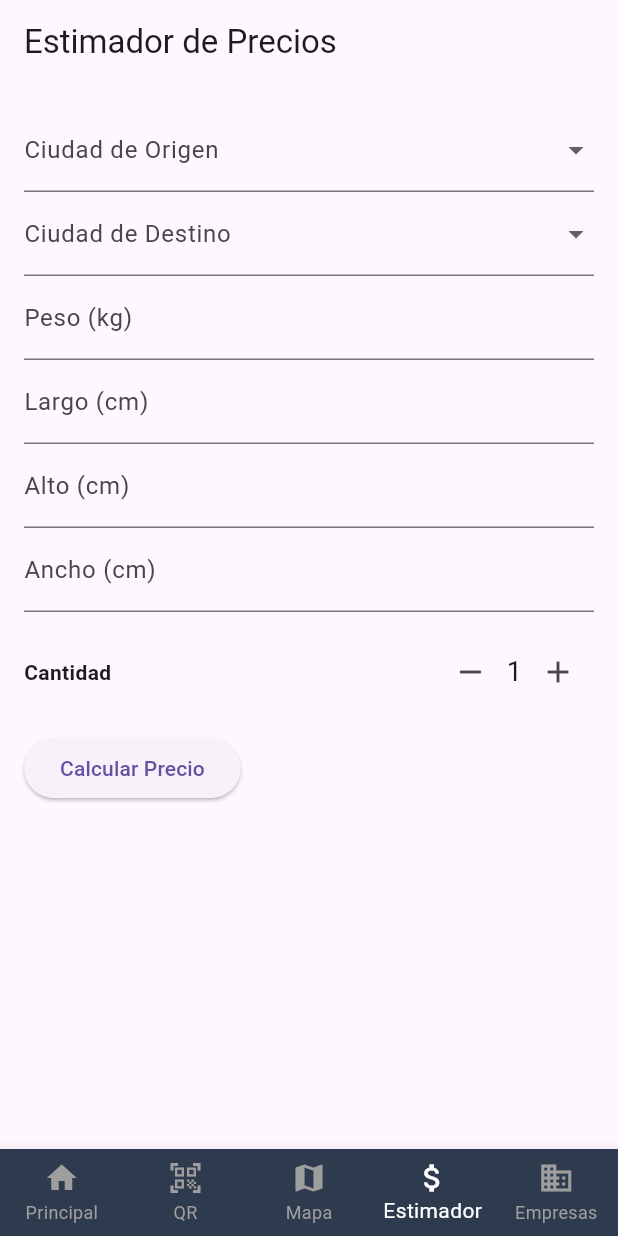
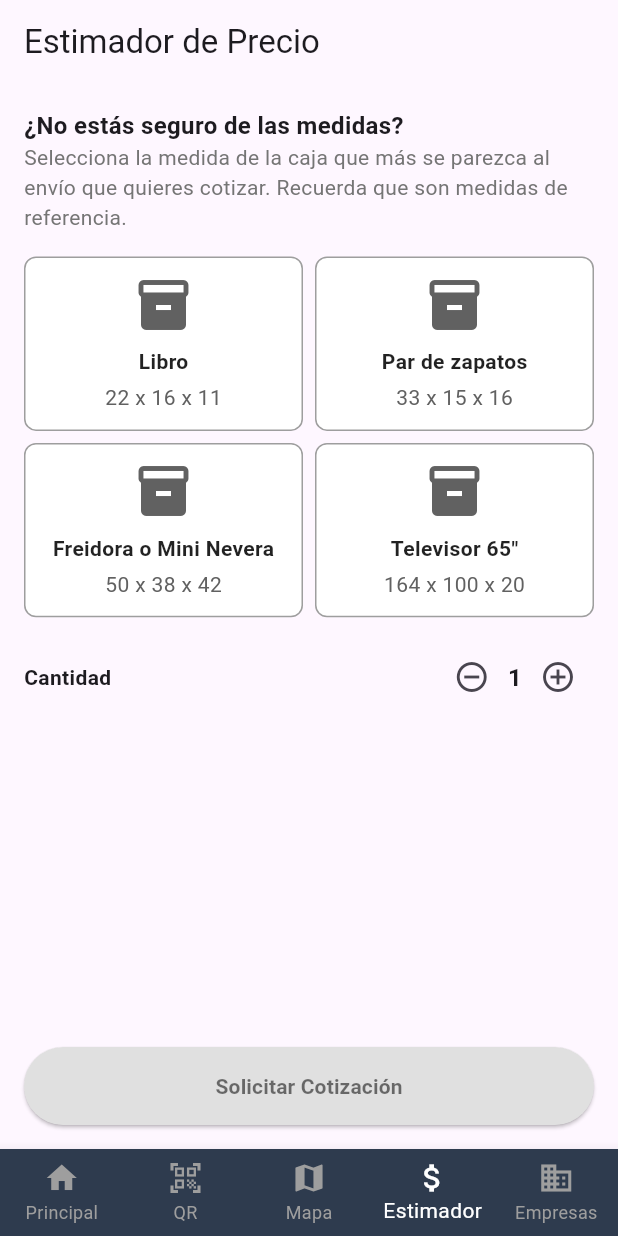
Before and after one commit to Hiltlairen/helios_app, a Flutter app: the screen it shows after launch, item 4 of the bottom bar chosen, on a phone screen of 412 x 824 dp. Run offline on Flutter 3.47's test engine with Material 3 defaults, Android fonts, the phone set to English and light mode, and no system bars; our stand-ins replace image_picker; missing offline and left inert: qr_code_scanner.

Commit message:
estimacion-mejora

```diff
--- a/lib/pages/price_estimator_page.dart
+++ b/lib/pages/price_estimator_page.dart
@@ -1,6 +1,17 @@
 import 'package:flutter/material.dart';
 
-// ya esta
+void main() {
+  runApp(MyApp());
+}
+
+class MyApp extends StatelessWidget {
+  @override
+  Widget build(BuildContext context) {
+    return MaterialApp(
+      home: PriceEstimatorPage(),
+    );
+  }
+}
 
 class PriceEstimatorPage extends StatefulWidget {
   @override
@@ -8,28 +19,18 @@
 }
 
 class _PriceEstimatorPageState extends State<PriceEstimatorPage> {
-  final _formKey = GlobalKey<FormState>();
-
-  String? originCity;
-  String? destinationCity;
-  double? weight;
+  String? selectedDimension;
+  int quantity = 1;
   double? length;
   double? height;
   double? width;
-  int quantity = 1;
-  double estimatedPrice = 0.0;
 
-  final List<String> boliviaDepartments = [
-    'La Paz',
-    'Cochabamba',
-    'Santa Cruz',
-    'Oruro',
-    'Potosí',
-    'Chuquisaca',
-    'Tarija',
-    'Beni',
-    'Pando',
-  ];
+  final Map<String, List<double>> predefinedDimensions = {
+    'Libro': [22, 16, 11],
+    'Par de zapatos': [33, 15, 16],
+    'Freidora o Mini Nevera': [50, 38, 42],
+    'Televisor 65"': [164, 100, 20],
+  };
 
   void adjustQuantity(bool increment) {
     setState(() {
@@ -41,114 +42,106 @@
     });
   }
 
-  void calculatePrice() {
-    if (_formKey.currentState?.validate() ?? false) {
+  void selectPresetDimensions(String dimensionLabel) {
     setState(() {
-        // Fórmula simple de estimación de precio basada en peso y dimensiones
-        estimatedPrice = (weight ?? 1) * 2 +
-            (length ?? 0) * (width ?? 0) * (height ?? 0) * 0.001;
+      selectedDimension = dimensionLabel;
+      List<double> dimensions = predefinedDimensions[dimensionLabel]!;
+      length = dimensions[0];
+      width = dimensions[1];
+      height = dimensions[2];
     });
-    }
   }
 
   @override
   Widget build(BuildContext context) {
     return Scaffold(
       appBar: AppBar(
-        title: Text('Estimador de Precios'),
+        title: Text('Estimador de Precio'),
       ),
       body: Padding(
         padding: const EdgeInsets.all(16.0),
-        child: Form(
-          key: _formKey,
         child: Column(
           crossAxisAlignment: CrossAxisAlignment.start,
           children: [
-              DropdownButtonFormField<String>(
-                decoration: InputDecoration(labelText: 'Ciudad de Origen'),
-                value: originCity,
-                items: boliviaDepartments.map((department) {
-                  return DropdownMenuItem(
-                    value: department,
-                    child: Text(department),
+            Text(
+              '¿No estás seguro de las medidas?',
+              style: TextStyle(fontSize: 16, fontWeight: FontWeight.bold),
+            ),
+            Text(
+              'Selecciona la medida de la caja que más se parezca al envío que quieres cotizar. Recuerda que son medidas de referencia.',
+              style: TextStyle(fontSize: 14, color: Colors.grey[600]),
+            ),
+            SizedBox(height: 16),
+            GridView.builder(
+              shrinkWrap: true,
+              gridDelegate: SliverGridDelegateWithFixedCrossAxisCount(
+                crossAxisCount: 2,
+                mainAxisSpacing: 8,
+                crossAxisSpacing: 8,
+                childAspectRatio: 1.6,
+              ),
+              itemCount: predefinedDimensions.keys.length,
+              itemBuilder: (context, index) {
+                String dimensionLabel =
+                    predefinedDimensions.keys.elementAt(index);
+                List<double> dimensionValues =
+                    predefinedDimensions[dimensionLabel]!;
+                bool isSelected = selectedDimension == dimensionLabel;
+
+                return GestureDetector(
+                  onTap: () => selectPresetDimensions(dimensionLabel),
+                  child: Container(
+                    decoration: BoxDecoration(
+                      border: Border.all(
+                          color: isSelected ? Colors.blue : Colors.grey),
+                      borderRadius: BorderRadius.circular(8),
+                      color: isSelected ? Colors.blue.shade100 : Colors.white,
+                    ),
+                    padding: EdgeInsets.all(8),
+                    child: Column(
+                      mainAxisAlignment: MainAxisAlignment.center,
+                      children: [
+                        Icon(Icons.inventory_2,
+                            size: 40, color: Colors.grey[700]),
+                        SizedBox(height: 8),
+                        Text(
+                          dimensionLabel,
+                          style: TextStyle(
+                            fontWeight: FontWeight.bold,
+                            color: Colors.black87,
+                          ),
+                        ),
+                        SizedBox(height: 4),
+                        Text(
+                          '${dimensionValues[0].toInt()} x ${dimensionValues[1].toInt()} x ${dimensionValues[2].toInt()}',
+                          style: TextStyle(
+                            color: Colors.grey[700],
+                          ),
+                        ),
+                      ],
+                    ),
+                  ),
                 );
-                }).toList(),
-                onChanged: (value) {
-                  if (value != destinationCity) {
-                    setState(() {
-                      originCity = value;
-                    });
-                  } else {
-                    ScaffoldMessenger.of(context).showSnackBar(SnackBar(
-                      content: Text(
-                          'Ciudad de Origen y Ciudad de Destino deben ser diferentes.'),
-                    ));
-                  }
               },
             ),
-              DropdownButtonFormField<String>(
-                decoration: InputDecoration(labelText: 'Ciudad de Destino'),
-                value: destinationCity,
-                items: boliviaDepartments.map((department) {
-                  return DropdownMenuItem(
-                    value: department,
-                    child: Text(department),
-                  );
-                }).toList(),
-                onChanged: (value) {
-                  if (value != originCity) {
-                    setState(() {
-                      destinationCity = value;
-                    });
-                  } else {
-                    ScaffoldMessenger.of(context).showSnackBar(SnackBar(
-                      content: Text(
-                          'Ciudad de Origen y Ciudad de Destino deben ser diferentes.'),
-                    ));
-                  }
-                },
+            SizedBox(height: 16),
+            if (selectedDimension != null) ...[
+              TextField(
+                decoration: InputDecoration(labelText: 'Largo (cm)'),
+                controller: TextEditingController(text: length?.toString()),
+                readOnly: true,
               ),
-              TextFormField(
-                decoration: InputDecoration(labelText: 'Peso (kg)'),
-                keyboardType: TextInputType.number,
-                validator: (value) {
-                  if (value == null || value.isEmpty)
-                    return 'Por favor ingresa el peso';
-                  return null;
-                },
-                onChanged: (value) => weight = double.tryParse(value),
+              TextField(
+                decoration: InputDecoration(labelText: 'Alto (cm)'),
+                controller: TextEditingController(text: height?.toString()),
+                readOnly: true,
               ),
-              TextFormField(
-                decoration: InputDecoration(labelText: 'Largo (cm)'),
-                keyboardType: TextInputType.number,
-                validator: (value) {
-                  if (value == null || value.isEmpty)
-                    return 'Por favor ingresa el largo';
-                  return null;
-                },
-                onChanged: (value) => length = double.tryParse(value),
+              TextField(
+                decoration: InputDecoration(labelText: 'Ancho (cm)'),
+                controller: TextEditingController(text: width?.toString()),
+                readOnly: true,
               ),
-              TextFormField(
-                decoration: InputDecoration(labelText: 'Alto (cm)'),
-                keyboardType: TextInputType.number,
-                validator: (value) {
-                  if (value == null || value.isEmpty)
-                    return 'Por favor ingresa el alto';
-                  return null;
-                },
-                onChanged: (value) => height = double.tryParse(value),
-              ),
-              TextFormField(
-                decoration: InputDecoration(labelText: 'Ancho (cm)'),
-                keyboardType: TextInputType.number,
-                validator: (value) {
-                  if (value == null || value.isEmpty)
-                    return 'Por favor ingresa el ancho';
-                  return null;
-                },
-                onChanged: (value) => width = double.tryParse(value),
-              ),
-              SizedBox(height: 16),
+            ],
             Row(
               mainAxisAlignment: MainAxisAlignment.spaceBetween,
               children: [
@@ -159,34 +152,44 @@
                 Row(
                   children: [
                     IconButton(
+                      icon: Icon(Icons.remove_circle_outline),
                       onPressed: () => adjustQuantity(false),
-                        icon: Icon(Icons.remove),
                     ),
                     Text(
-                        '$quantity',
-                        style: TextStyle(fontSize: 18),
+                      quantity.toString(),
+                      style:
+                          TextStyle(fontSize: 16, fontWeight: FontWeight.bold),
                     ),
                     IconButton(
+                      icon: Icon(Icons.add_circle_outline),
                       onPressed: () => adjustQuantity(true),
-                        icon: Icon(Icons.add),
                     ),
                   ],
                 ),
               ],
             ),
-              SizedBox(height: 16),
-              ElevatedButton(
-                onPressed: calculatePrice,
-                child: Text('Calcular Precio'),
+            Spacer(),
+            SizedBox(
+              width: double.infinity,
+              child: ElevatedButton(
+                onPressed: () {
+                  ScaffoldMessenger.of(context).showSnackBar(SnackBar(
+                    content: Text(
+                        'Cotización solicitada para $selectedDimension x $quantity'),
+                  ));
+                },
+                style: ElevatedButton.styleFrom(
+                  backgroundColor: Colors.grey[300],
+                  foregroundColor: Colors.black54,
+                  padding: EdgeInsets.symmetric(vertical: 16),
                 ),
-              SizedBox(height: 16),
-              if (estimatedPrice > 0)
-                Text(
-                  'Precio estimado: Bs. ${estimatedPrice.toStringAsFixed(2)}',
-                  style: TextStyle(fontSize: 18, fontWeight: FontWeight.bold),
+                child: Text(
+                  'Solicitar Cotización',
+                  style: TextStyle(fontWeight: FontWeight.bold),
+                ),
+              ),
             ),
           ],
-          ),
         ),
       ),
     );
```
Lines whose indentation alone changed are shown as unchanged.
